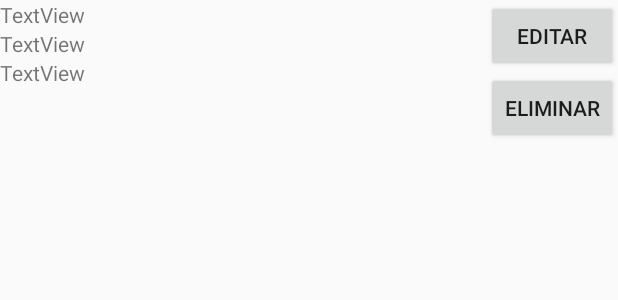
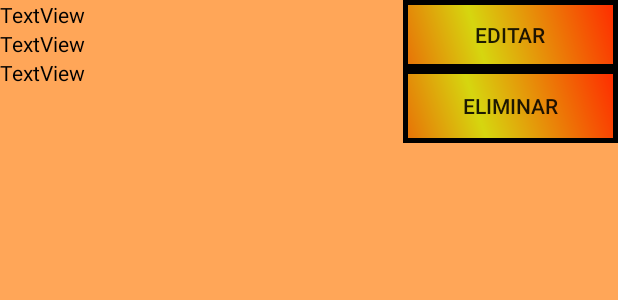
Before and after one commit to AlexG118/JuegoCrud, an Android app: the layout lista_juego.xml on its own in the app's theme, with its tools: preview values and no code run, on a phone screen of 412 x 824 dp. Shown: the top 300 px of the screen. Run offline under Robolectric (Android 15) with nearby library versions, the phone set to English and light mode, and no system bars.

Commit message:
JuegoCrud2

```diff
--- a/JuegoCRUD2/app/src/main/java/android/crud/com/juegocrud/Juego.java
+++ b/JuegoCRUD2/app/src/main/java/android/crud/com/juegocrud/Juego.java
@@ -11,10 +11,6 @@ public class Juego implements Serializable{
         this.nombre = nombre;
         this.descripcion = descripcion;
         this.precio = precio;
-    }
-
-    public Juego() {
-
     }
 
     public String getNombre() {
--- /dev/null
+++ b/JuegoCRUD2/app/src/main/res/drawable/button.xml
@@ -0,0 +1,31 @@
+<?xml version="1.0" encoding="utf-8"?>
+<shape xmlns:android="http://schemas.android.com/apk/res/android" android:shape="rectangle" >
+    <corners
+        android:topLeftRadius="0dp"
+        android:topRightRadius="0dp"
+        android:bottomLeftRadius="0dp"
+        android:bottomRightRadius="0dp"
+        />
+    <gradient
+        android:angle="45"
+        android:centerX="35%"
+        android:centerColor="#D6D60F"
+        android:startColor="#E87007"
+        android:endColor="#FF2A00"
+        android:type="linear"
+        />
+    <padding
+        android:left="0dp"
+        android:top="0dp"
+        android:right="0dp"
+        android:bottom="0dp"
+        />
+    <size
+        android:width="270dp"
+        android:height="60dp"
+        />
+    <stroke
+        android:width="3dp"
+        android:color="#000000"
+        />
+</shape>
--- a/JuegoCRUD2/app/src/main/res/layout/lista.xml
+++ b/JuegoCRUD2/app/src/main/res/layout/lista.xml
@@ -6,7 +6,8 @@
         android:id="@id/android:list"
         android:layout_width="match_parent"
         android:layout_height="350dp"
-        android:layout_weight="0.78" >
+        android:layout_weight="0.78"
+        android:background="#ffffc348">
 
     </ListView>
 
--- a/JuegoCRUD2/app/src/main/res/layout/lista_juego.xml
+++ b/JuegoCRUD2/app/src/main/res/layout/lista_juego.xml
@@ -1,7 +1,9 @@
 <?xml version="1.0" encoding="utf-8"?>
 <LinearLayout xmlns:android="http://schemas.android.com/apk/res/android"
     android:orientation="horizontal" android:layout_width="match_parent"
-    android:layout_height="match_parent">
+    android:layout_height="match_parent"
+    android:background="#ffffa658"
+    android:id="@+id/lista_juego">
     <LinearLayout
         android:layout_width="wrap_content"
         android:layout_height="wrap_content"
@@ -12,19 +14,25 @@
             android:id="@+id/text_nombre"
             android:layout_width="wrap_content"
             android:layout_height="wrap_content"
-            android:text="TextView" />
+            android:text="TextView"
+            android:linksClickable="false"
+            android:textColor="#ff000000" />
 
         <TextView
             android:id="@+id/text_desc"
             android:layout_width="wrap_content"
             android:layout_height="wrap_content"
-            android:text="TextView" />
+            android:text="TextView"
+            android:linksClickable="false"
+            android:textColor="#ff000000" />
 
         <TextView
             android:id="@+id/text_precio"
             android:layout_width="wrap_content"
             android:layout_height="wrap_content"
-            android:text="TextView" />
+            android:text="TextView"
+            android:linksClickable="false"
+            android:textColor="#ff000000" />
 
     </LinearLayout>
 
@@ -37,15 +45,18 @@
         <Button
             android:id="@+id/btn_editar"
             style="?android:attr/buttonStyleSmall"
-            android:layout_width="match_parent"
-            android:layout_height="wrap_content"
+            android:layout_width="143dp"
+            android:layout_height="46dp"
+            android:background="@drawable/button"
             android:text="@string/editar" />
+
 
         <Button
             android:id="@+id/btn_remover"
             style="?android:attr/buttonStyleSmall"
-            android:layout_width="wrap_content"
-            android:layout_height="wrap_content"
+            android:layout_width="match_parent"
+            android:layout_height="49dp"
+            android:background="@drawable/button"
             android:text="@string/eliminar" />
     </LinearLayout>
 </LinearLayout>
```
Also changed, not shown: JuegoCRUD2/app/src/main/java/android/crud/com/juegocrud/Editar.java (+8 -16 lines), JuegoCRUD2/app/src/main/java/android/crud/com/juegocrud/Listar.java (+24 -7 lines), JuegoCRUD2/app/src/main/java/android/crud/com/juegocrud/MainActivity.java (+55 -22 lines), JuegoCRUD2/app/src/main/java/android/crud/com/juegocrud/Registro.java (+0 -10 lines), JuegoCRUD2/app/src/main/java/android/crud/com/juegocrud/UsuarioAdapter.java (+18 -16 lines), JuegoCRUD2/app/src/main/java/android/crud/com/juegocrud/UsuarioAux.java (deleted, +0 -24 lines), JuegoCRUD2/app/src/main/res/layout/activity_main.xml (+14 -1 lines), 2 other files.
